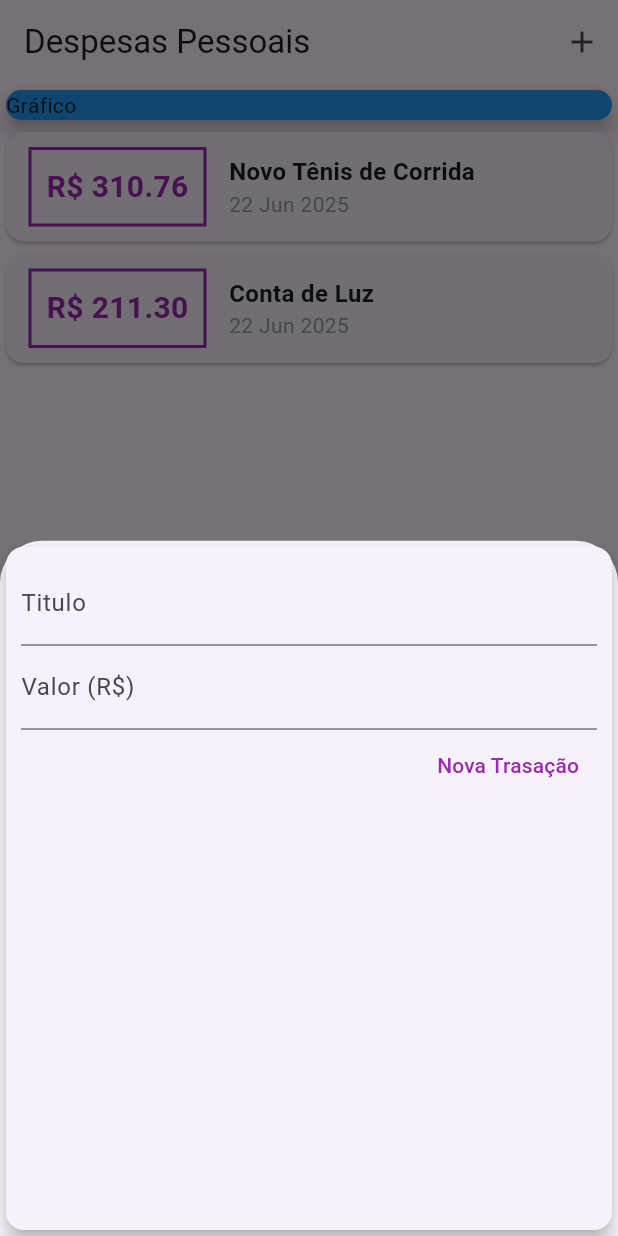
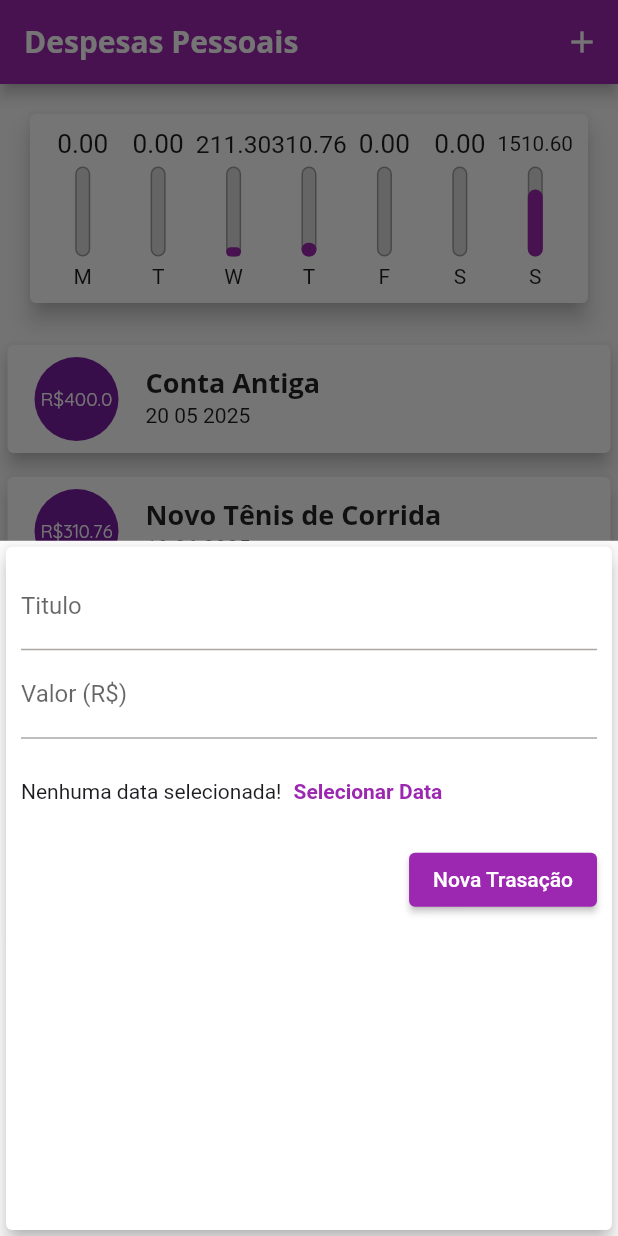
Before and after one commit to Gabriel222003/Expenses, a Flutter app: the screen it shows after launch, after a tap on the "add" icon, on a phone screen of 412 x 824 dp. Run offline on Flutter 3.47's test engine with Material 3 defaults, Android fonts, the phone set to English and light mode, and no system bars; missing offline and left inert: dart:ffi.

Commit message:
Colocando gráficos e arrumando a disposição dos widgets na tela

```diff
--- /dev/null
+++ b/lib/components/char_bar.dart
@@ -0,0 +1,58 @@
+import 'dart:ffi';
+
+import 'package:flutter/material.dart';
+
+class CharBar extends StatelessWidget {
+  const CharBar({
+    required this.label,
+    required this.value,
+    required this.percentage,
+    super.key,
+  });
+
+  final String label;
+  final double value;
+  final double percentage;
+
+  @override
+  Widget build(BuildContext context) {
+    return Column(
+      children: [
+        Container(
+          height: 20,
+          child: FittedBox(
+            child: Text('${value.toStringAsFixed(2)}')
+          ),
+        ),
+        SizedBox(height: 5),
+        Container(
+          height: 60,
+          width: 10,
+          child: Stack(
+            alignment: Alignment.bottomCenter,
+            children: [
+              Container(
+                decoration: BoxDecoration(
+                  border: Border.all(color: Colors.grey, width: 1.0),
+                  color: Color.fromRGBO(220, 220, 220, 1),
+                  borderRadius: BorderRadius.circular(5),
+                ),
+              ),
+              FractionallySizedBox(
+                heightFactor: percentage,
+                child: Container(
+                  decoration: BoxDecoration(
+                    color: Theme.of(context).primaryColor,
+                    borderRadius: BorderRadius.circular(5),
+                  ),
+                ),
+              ),
+            ],
+          ),
+        ),
+        SizedBox(height: 5),
+        Text(label),
+      ],
+    );
+  }
+}
--- /dev/null
+++ b/lib/components/chart.dart
@@ -0,0 +1,65 @@
+import 'package:expenses/components/char_bar.dart';
+import 'package:expenses/models/transaction.dart';
+import 'package:intl/intl.dart';
+import 'package:flutter/material.dart';
+
+class Chart extends StatelessWidget {
+  const Chart(this.recentTransaction,{super.key});
+
+  final List<Transaction> recentTransaction;
+
+  List<Map<String, Object>> get groupedTransaction{
+    return List.generate(7, (index){
+      final weekDay = DateTime.now().subtract(
+        Duration(days: index),
+      );
+
+      double totalSum= 0.0;
+
+      for(var i = 0; i < recentTransaction.length; i++){
+        bool sameDay = recentTransaction[i].date.day == weekDay.day;
+        bool sameMonth = recentTransaction[i].date.month == weekDay.month;
+        bool sameYear = recentTransaction[i].date.year == weekDay.year;
+
+
+        if(sameDay && sameMonth && sameYear){
+          totalSum += recentTransaction[i].value;
+        }
+
+      }
+
+      return{'day':DateFormat.E().format(weekDay)[0],'value': totalSum};
+    }).reversed.toList();
+  }
+
+  double get _weekTotalValue{
+    return groupedTransaction.fold(0.0,(sum, tr){
+      return sum + (tr['value'] as double);
+    });
+  }
+
+  @override
+  Widget build(BuildContext context) {
+    groupedTransaction;
+    return Card(
+      elevation: 6,
+      margin: EdgeInsets.all(20),
+      child: Padding(
+        padding: const EdgeInsets.all(10),
+        child: Row(
+          mainAxisAlignment: MainAxisAlignment.spaceAround,
+          children: groupedTransaction.map((tr){
+            return Flexible(
+              fit: FlexFit.tight,
+              child: CharBar(
+                label: tr['day'] as String,
+                value: tr['value'] as double,
+                percentage: (tr['value'] as double) / _weekTotalValue,
+                ),
+            );
+          }).toList(),
+        ),
+      ),
+    );
+  }
+}
--- a/lib/components/transaction_form.dart
+++ b/lib/components/transaction_form.dart
@@ -44,13 +44,27 @@ class _TransactionFormState extends State<TransactionForm> {
               onSubmitted: (_) => _submitForm(),
               decoration: InputDecoration(labelText: 'Valor (R\$)'),
             ),
+            Container(
+              height: 70,
+              child: Row(
+                children: [
+                  Text('Nenhuma data selecionada!'),
+                  TextButton(
+                    child: Text('Selecionar Data', style: TextStyle(
+                      fontWeight: FontWeight.bold,
+                      ),
+                    ),
+                    onPressed: (){},
+                  )
+                ],
+              ),
+            ),
             Row(
               mainAxisAlignment: MainAxisAlignment.end,
               children: [
-                TextButton(
+                ElevatedButton(
                   onPressed: _submitForm,
                   child: Text('Nova Trasação'),
-                  style: TextButton.styleFrom(foregroundColor: Colors.purple),
                 ),
               ],
             ),
--- a/lib/components/transaction_list.dart
+++ b/lib/components/transaction_list.dart
@@ -11,45 +11,50 @@ class TransactionList extends StatelessWidget {
   Widget build(BuildContext context) {
     return Container(
       height: 300,
-      child: ListView.builder(
+      child: transactions.isEmpty
+          ? Column(
+              children: [
+                SizedBox(height: 20),
+                Text(
+                  'Nenhuma trasação Casatrada!',
+                  style: Theme.of(context).textTheme.titleLarge,
+                ),
+                SizedBox(height: 20),
+                Container(
+                  height: 200,
+                  child: Image.asset('assets/images/waiting.png',
+                    fit: BoxFit.cover,
+                  ),
+                ),
+              ],
+            )
+          : ListView.builder(
               itemCount: transactions.length,
-        itemBuilder: (ctx, index){
+              itemBuilder: (ctx, index) {
                 final tr = transactions[index];
                 return Card(
-            child: Row(
-              children: [
-                Container(
-                  margin: EdgeInsets.symmetric(horizontal: 15, vertical: 10),
-                  decoration: BoxDecoration(
-                    border: Border.all(color: Colors.purple, width: 2),
+                  elevation: 5,
+                  margin: EdgeInsets.symmetric(
+                    vertical: 8,
+                    horizontal: 5,
                   ),
-                  padding: EdgeInsets.all(10),
-                  // Valor dos produtos
-                  child: Text(
-                    'R\$ ${tr.value.toStringAsFixed(2)}',
-                    style: TextStyle(
-                      fontWeight: FontWeight.bold,
-                      fontSize: 20,
-                      color: Colors.purple,
+                  child: ListTile(
+                    leading: CircleAvatar(
+                      radius: 30,
+                      child: Padding(
+                        padding: const EdgeInsets.all(6),
+                        child: FittedBox(
+                          child: Text('R\$${tr.value}'),
                         ),
                       ),
                     ),
-                Column(
-                  crossAxisAlignment: CrossAxisAlignment.start,
-                  children: [
-                    // Nome dos produtos
-                    Text(
+                    title: Text(
                       tr.title,
-                      style: TextStyle(fontWeight: FontWeight.bold, fontSize: 16),
+                      style: Theme.of(context).textTheme.titleLarge,
                     ),
-                    // Texto das datas
-                    Text(
-                      DateFormat('d MMM y').format(tr.date),
-                      style: TextStyle(color: Colors.grey),
+                    subtitle: Text(
+                      DateFormat('d MM y').format(tr.date),
                     ),
-                  ],
-                ),
-              ],
                   ),
                 );
               },
--- a/lib/main.dart
+++ b/lib/main.dart
@@ -1,42 +1,99 @@
+import 'package:expenses/components/chart.dart';
 import 'package:expenses/components/transaction_form.dart';
 import 'package:flutter/material.dart';
-import 'package:expenses/models/transaction.dart';
 import 'dart:math';
 import 'components/transaction_list.dart';
+import 'models/transaction.dart';
 
-main() {
-  runApp(const ExpensesApp());
-}
+main() => runApp(ExpensesApp());
 
 class ExpensesApp extends StatelessWidget {
-  const ExpensesApp({super.key});
+  ExpensesApp({super.key});
+  final ThemeData tema = ThemeData();
 
   @override
   Widget build(BuildContext context) {
-    return MaterialApp(home: MyHomePage());
+    return MaterialApp(
+      home: const MyHomePage(),
+      theme: ThemeData(
+        primarySwatch: Colors.purple,
+        fontFamily: 'Quicksand',
+        textTheme: ThemeData.light().textTheme.copyWith(
+          titleLarge: TextStyle(
+            fontFamily: 'OpenSans',
+            fontSize: 18,
+            fontWeight: FontWeight.bold,
+          ),
+        ),
+        useMaterial3: false,
+        appBarTheme: AppBarTheme(
+          backgroundColor: Colors.purple,
+          foregroundColor: Colors.white,
+          titleTextStyle: TextStyle(
+            fontFamily: 'OpenSans',
+            fontSize: 20,
+            fontWeight: FontWeight.bold,
+            color: Colors.white, // importante para manter contraste
+          ),
+        ),
+        colorScheme: ColorScheme.fromSeed(
+          seedColor: Colors.amber,
+          primary: Colors.purple,
+          secondary: Colors.amber,
+        ),
+      ),
+    );
   }
 }
 
 class MyHomePage extends StatefulWidget {
+  const MyHomePage({super.key});
+
   @override
   State<MyHomePage> createState() => _MyHomePageState();
 }
 
 class _MyHomePageState extends State<MyHomePage> {
-  final _transactions = [
+  final List<Transaction> _transactions = [
+    Transaction(
+      id: 't0',
+      title: 'Conta Antiga',
+      value: 400.00,
+      date: DateTime.now().subtract(Duration(days: 33)),
+    ),
     Transaction(
       id: 't1',
       title: 'Novo Tênis de Corrida',
       value: 310.76,
-      date: DateTime.now(),
+      date: DateTime.now().subtract(Duration(days: 3)),
     ),
     Transaction(
       id: 't2',
       title: 'Conta de Luz',
       value: 211.30,
+      date: DateTime.now().subtract(Duration(days: 4)),
+    ),
+    Transaction(
+      id: 't3',
+      title: 'Conta de Água',
+      value: 21.30,
+      date: DateTime.now(),
+    ),
+    Transaction(
+      id: 't4',
+      title: 'Cartão de crédito',
+      value: 1489.30,
       date: DateTime.now(),
     ),
   ];
+
+  List<Transaction> get _recentTransactions {
+    return _transactions.where((tr){
+      return tr.date.isAfter(DateTime.now().subtract(
+        Duration(days: 7),
+      ));
+    }).toList();
+  }
 
   _addTransaction(String title, double value) {
     final newTransaction = Transaction(
@@ -51,7 +108,6 @@ class _MyHomePageState extends State<MyHomePage> {
     });
 
     Navigator.of(context).pop();
-
   }
 
   _openTransactionFormModal(BuildContext context) {
@@ -67,26 +123,25 @@ class _MyHomePageState extends State<MyHomePage> {
   Widget build(BuildContext context) {
     return Scaffold(
       appBar: AppBar(
-        title: Text('Despesas Pessoais'),
-        actions: [IconButton(onPressed: () => _openTransactionFormModal(context), icon: Icon(Icons.add))],
+        title: const Text('Despesas Pessoais'),
+        actions: [
+          IconButton(
+            icon: const Icon(Icons.add),
+            onPressed: () => _openTransactionFormModal(context),
+          ),
+        ],
       ),
       body: SingleChildScrollView(
         child: Column(
           crossAxisAlignment: CrossAxisAlignment.stretch,
           children: [
-            Container(
-              child: Card(
-                color: Colors.blue,
-                elevation: 5,
-                child: Text('Gráfico'),
-              ),
-            ),
+            Chart(_recentTransactions),
             TransactionList(_transactions),
           ],
         ),
       ),
       floatingActionButton: FloatingActionButton(
-        child: Icon(Icons.add),
+        child: const Icon(Icons.add),
         onPressed: () => _openTransactionFormModal(context),
       ),
       floatingActionButtonLocation: FloatingActionButtonLocation.centerFloat,
```
Also changed, not shown: pubspec.yaml (+13 -8 lines), assets/fonts/OpenSans-Bold.ttf (added), assets/fonts/OpenSans-Regular.ttf (added), assets/fonts/Quicksand-Bold.ttf (added), assets/fonts/Quicksand-Light.ttf (added), assets/fonts/Quicksand-Medium.ttf (added), assets/fonts/Quicksand-Regular.ttf (added), assets/images/waiting.png (added), 1 other file. Lines whose indentation alone changed are shown as unchanged.
